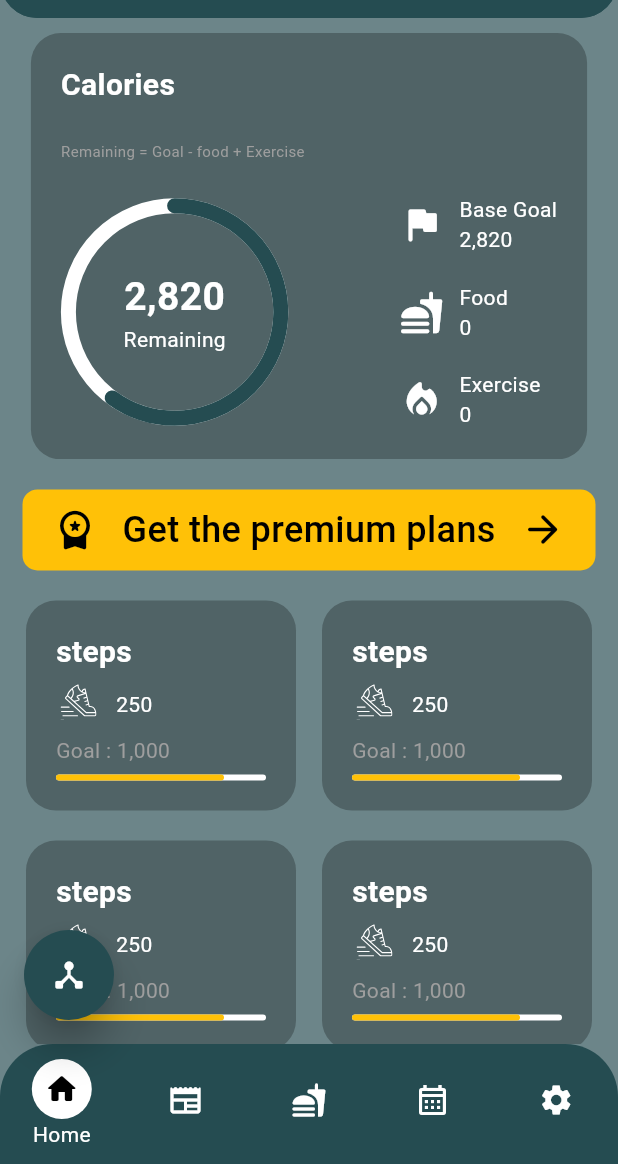
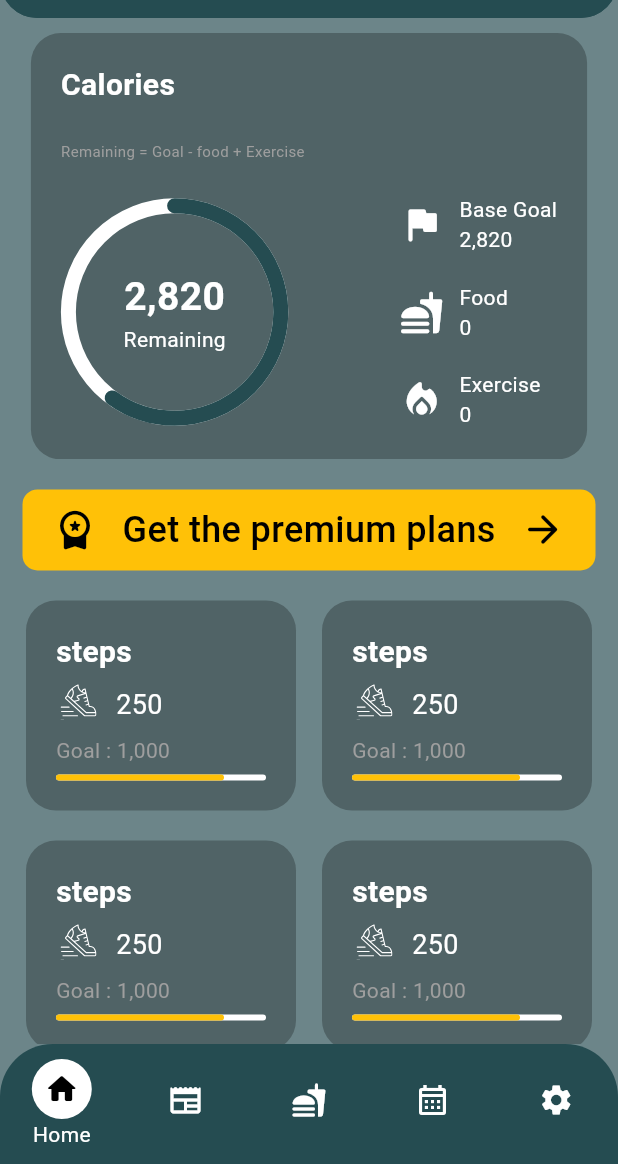
Before and after one commit to eslam301/fit_genie, a Flutter app: the HomeLayout screen opened by its route, on a phone screen of 412 x 824 dp, the part 72-1236 px from its top. Run offline on Flutter 3.47's test engine with Material 3 defaults, Android fonts, the phone set to English and light mode, and no system bars; drawn by our look-alikes of carousel_slider, percent_indicator; our stand-ins replace firebase_auth, firebase_core, flutter_svg, flutter_widget_from_html, get; missing offline and left inert: model_viewer_plus; accounts and stored records are empty; generated files the repository leaves out were written again.

Commit message:
v.5 news finished

```diff
--- a/lib/core/application_theme.dart
+++ b/lib/core/application_theme.dart
@@ -32,8 +32,37 @@ class ApplicationTheme {
         fontSize: 34,
         fontWeight: FontWeight.bold,
       ),
+
     ),
-    textTheme: const TextTheme(),
+
+    textTheme: const TextTheme(
+      titleLarge: TextStyle(
+        color: white,
+        fontSize: 28,
+        fontWeight: FontWeight.bold,
+      ),
+      bodyLarge: TextStyle(
+        color: white,
+        fontSize: 24,
+        fontWeight: FontWeight.bold,
+
+      ),
+      titleMedium: TextStyle(
+        color: white,
+        fontSize: 21,
+        fontWeight: FontWeight.bold,
+      ),
+      bodyMedium: TextStyle(
+        color: white,
+        fontSize: 18,
+        fontWeight: FontWeight.normal,
+      ),
+      bodySmall: TextStyle(
+        color: white,
+        fontSize: 14,
+        fontWeight: FontWeight.normal,
+      )
+    ),
     colorScheme: const ColorScheme(
         primary: gothic,
         onPrimary: openGothic,
@@ -79,7 +108,34 @@ class ApplicationTheme {
         fontWeight: FontWeight.bold,
       ),
     ),
-    textTheme: const TextTheme(),
+    textTheme: const TextTheme(
+        titleLarge: TextStyle(
+          color: white,
+          fontSize: 28,
+          fontWeight: FontWeight.bold,
+        ),
+        bodyLarge: TextStyle(
+          color: white,
+          fontSize: 24,
+          fontWeight: FontWeight.bold,
+
+        ),
+        titleMedium: TextStyle(
+          color: white,
+          fontSize: 21,
+          fontWeight: FontWeight.bold,
+        ),
+        bodyMedium: TextStyle(
+          color: white,
+          fontSize: 18,
+          fontWeight: FontWeight.normal,
+        ),
+        bodySmall: TextStyle(
+          color: white,
+          fontSize: 14,
+          fontWeight: FontWeight.normal,
+        )
+    ),
     colorScheme: const ColorScheme(
         primary: gothicShade,
         onPrimary: openGothicShade,
--- a/lib/fire_base/firebase.dart
+++ b/lib/fire_base/firebase.dart
@@ -40,7 +40,9 @@ void signInFireBase(emailController, passwordController) async {
         email: emailController.text,
         password: passwordController.text
     );
+
     Get.offAll(() => const HomeLayout(),transition: Transition.rightToLeft);
+    Get.snackbar('Welcome', '${credential.user?.displayName}');
   } on FirebaseAuthException catch (e) {
     if (e.code == 'user-not-found') {
       Get.snackbar(
--- a/lib/layout/home_layout.dart
+++ b/lib/layout/home_layout.dart
@@ -177,21 +177,6 @@ class _HomeLayoutState extends State<HomeLayout> {
                 ],
               );
             })),
-        floatingActionButton: SizedBox(
-          width: 60,
-          height: 60,
-          child: FloatingActionButton(
-            onPressed: () {},
-            backgroundColor: theme.primaryColor,
-            foregroundColor: Colors.white,
-            shape: const CircleBorder(),
-            elevation: 10,
-            highlightElevation: 0,
-            hoverElevation: 0,
-            child: const Icon(Icons.device_hub_rounded),
-          ),
-        ),
-        floatingActionButtonLocation: FloatingActionButtonLocation.startFloat,
       ),
     );
   }
--- a/lib/main.dart
+++ b/lib/main.dart
@@ -5,7 +5,6 @@ import 'package:fitgenie/pages/sign-in/sign_up/sign_up.dart';
 import 'package:fitgenie/pages/splash/splash_screen.dart';
 import 'package:flutter/material.dart';
 import 'package:get/get.dart';
-
 
 import 'core/application_theme.dart';
 import 'firebase_options.dart';
--- a/lib/pages/profile/profile_view.dart
+++ b/lib/pages/profile/profile_view.dart
@@ -28,7 +28,7 @@ class ProfilePage extends StatelessWidget {
         ),
       ),
       body: Padding(
-        padding: const EdgeInsets.symmetric(horizontal: 16.0, vertical: 10.0),
+        padding: const EdgeInsets.only(left: 20,right: 20,bottom: 15),
         child: SingleChildScrollView(
           physics: const BouncingScrollPhysics(),
           child: SizedBox(
@@ -38,6 +38,7 @@ class ProfilePage extends StatelessWidget {
               mainAxisAlignment: MainAxisAlignment.start,
               crossAxisAlignment: CrossAxisAlignment.stretch,
               children: [
+                SizedBox(height:10),
                  Stack(
                    alignment: Alignment.center,
                    children: [
--- a/pubspec.yaml
+++ b/pubspec.yaml
@@ -23,6 +23,8 @@ dependencies:
   http: ^1.1.0
   firebase_core: ^2.25.4
   firebase_auth: ^4.17.4
+  flutter_widget_from_html: ^0.14.6
+  cached_network_image: ^3.3.1
 
 
 
@@ -37,7 +39,7 @@ flutter:
 
   assets:
     - assets/images/
-    - assets/models/
+    - assets/models/low_poly_male_body_base.glb
     - assets/svg/running_shoe.svg
 assets/svg/running_shoe:
   svg:
```
Also changed, not shown: lib/pages/News/news_api_config/news_api_config.dart (+45 -11 lines), lib/pages/News/news_api_config/source_model.dart (+82 -24 lines), lib/pages/News/news_details_view_screen.dart (added, +135 -0 lines), lib/pages/News/news_screen.dart (+52 -34 lines), lib/pages/News/news_widget/artical_widget_view.dart (added, +72 -0 lines), lib/pages/model_viewer/model_test.dart (+16 -6 lines), pubspec.lock, 2 other files.
